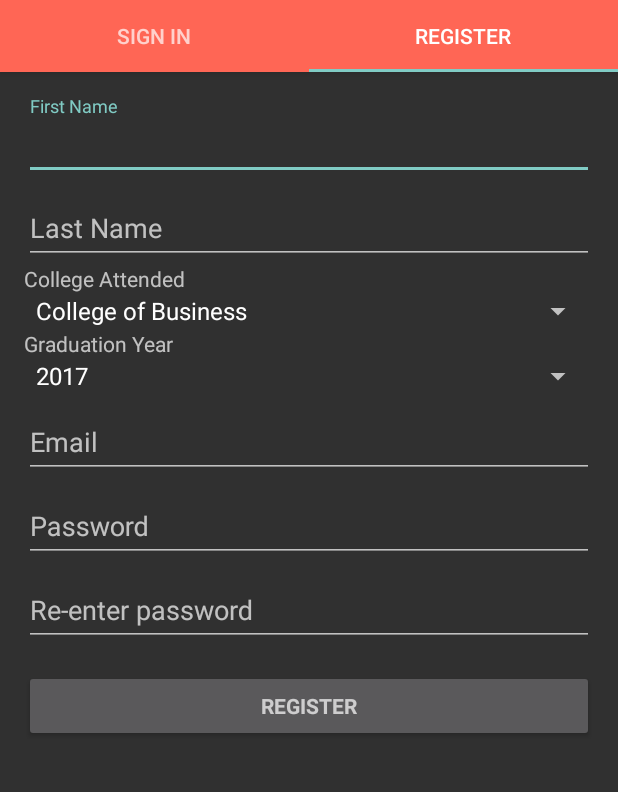
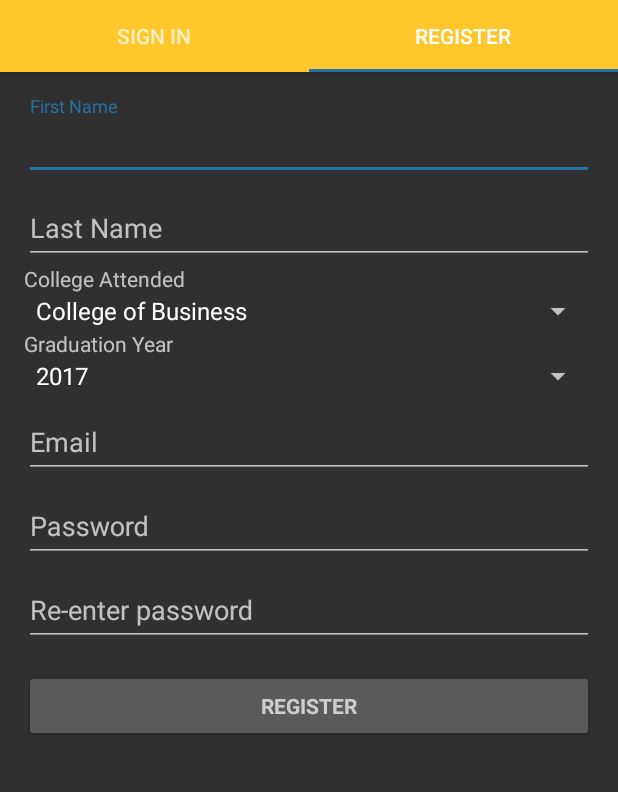
Before and after one commit to BillBarthel/Titan-Alumni-Card-App, an Android app: the screen it shows after launch (LoginActivity), tab 2 chosen, on a phone screen of 412 x 824 dp, the part 135-927 px from its top. Run offline under Robolectric (Android 15) with nearby library versions, the phone set to English and light mode, and no system bars; our stand-ins replace Volley.

```diff
--- a/app/src/main/java/uwosh/titan_alumni_card_app/LoginActivity.java
+++ b/app/src/main/java/uwosh/titan_alumni_card_app/LoginActivity.java
@@ -35,4 +35,10 @@ public class LoginActivity extends AppCompatActivity{
         adapter.addFragment(new RegisterFragment(), "REGISTER");
         viewPager.setAdapter(adapter);
     }
+
+    @Override
+    public void onBackPressed() {
+        //Prevents calling finish() when pressing the Back button
+        moveTaskToBack(true);
+    }
 }
--- a/app/src/main/java/uwosh/titan_alumni_card_app/RegisterFragment.java
+++ b/app/src/main/java/uwosh/titan_alumni_card_app/RegisterFragment.java
@@ -195,6 +195,7 @@ public class RegisterFragment extends Fragment {
                                 Intent i = new Intent(getActivity().getApplicationContext(), AlumniCardBackgroundSelectActivity.class);
                                 i.putExtra("USER_DATA",result[1]);
                                 startActivity(i);
+                                getActivity().finish();
                             }else{
                                 //login failed. prompt to re-enter credentials
                                 mPasswordView.setError(response);
--- a/app/src/main/res/layout/activity_login.xml
+++ b/app/src/main/res/layout/activity_login.xml
@@ -21,7 +21,8 @@
             android:id="@+id/login_tabs"
             android:layout_width="match_parent"
             android:layout_height="wrap_content"
-            android:background="#FF65"/>
+            android:background="@color/UWOYellow"
+            app:tabIndicatorColor="@color/test" />
 
     </android.support.design.widget.AppBarLayout>
 
--- a/app/src/main/res/layout/register_fragment.xml
+++ b/app/src/main/res/layout/register_fragment.xml
@@ -1,6 +1,8 @@
 <?xml version="1.0" encoding="utf-8"?>
 <LinearLayout xmlns:android="http://schemas.android.com/apk/res/android"
-    android:orientation="vertical" android:layout_width="match_parent"
+    xmlns:app="http://schemas.android.com/apk/res-auto"
+    android:orientation="vertical"
+    android:layout_width="match_parent"
     android:layout_height="match_parent">
 
     <ProgressBar
@@ -28,7 +30,8 @@
 
             <android.support.design.widget.TextInputLayout
                 android:layout_width="match_parent"
-                android:layout_height="wrap_content">
+                android:layout_height="wrap_content"
+                app:hintTextAppearance="@style/UserInput">
 
                 <AutoCompleteTextView
                     android:id="@+id/first_name"
@@ -37,13 +40,15 @@
                     android:hint="First Name"
                     android:inputType="text"
                     android:maxLines="1"
+                    android:theme="@style/lineColor"
                     android:imeOptions="actionNext"/>
 
             </android.support.design.widget.TextInputLayout>
 
             <android.support.design.widget.TextInputLayout
                 android:layout_width="match_parent"
-                android:layout_height="wrap_content">
+                android:layout_height="wrap_content"
+                app:hintTextAppearance="@style/UserInput">
 
                 <AutoCompleteTextView
                     android:id="@+id/last_name"
@@ -52,6 +57,7 @@
                     android:hint="Last Name"
                     android:inputType="text"
                     android:maxLines="1"
+                    android:theme="@style/lineColor"
                     android:imeOptions="actionNext"/>
 
             </android.support.design.widget.TextInputLayout>
@@ -82,7 +88,8 @@
 
             <android.support.design.widget.TextInputLayout
                 android:layout_width="match_parent"
-                android:layout_height="wrap_content">
+                android:layout_height="wrap_content"
+                app:hintTextAppearance="@style/UserInput">
 
                 <AutoCompleteTextView
                     android:id="@+id/email"
@@ -91,13 +98,15 @@
                     android:hint="@string/prompt_email"
                     android:inputType="textEmailAddress"
                     android:maxLines="1"
+                    android:theme="@style/lineColor"
                     android:imeOptions="actionNext"/>
 
             </android.support.design.widget.TextInputLayout>
 
             <android.support.design.widget.TextInputLayout
                 android:layout_width="match_parent"
-                android:layout_height="wrap_content">
+                android:layout_height="wrap_content"
+                app:hintTextAppearance="@style/UserInput">
 
                 <EditText
                     android:id="@+id/password"
@@ -108,13 +117,15 @@
                     android:imeActionLabel="@string/action_sign_in_short"
                     android:imeOptions="actionUnspecified"
                     android:inputType="textPassword"
+                    android:theme="@style/lineColor"
                     android:maxLines="1"/>
 
             </android.support.design.widget.TextInputLayout>
 
             <android.support.design.widget.TextInputLayout
                 android:layout_width="match_parent"
-                android:layout_height="wrap_content">
+                android:layout_height="wrap_content"
+                app:hintTextAppearance="@style/UserInput">
 
                 <EditText
                     android:id="@+id/repassword"
@@ -125,6 +136,7 @@
                     android:imeActionLabel="@string/action_sign_in_short"
                     android:imeOptions="actionUnspecified"
                     android:inputType="textPassword"
+                    android:theme="@style/lineColor"
                     android:maxLines="1"/>
 
             </android.support.design.widget.TextInputLayout>
--- a/app/src/main/res/values/colors.xml
+++ b/app/src/main/res/values/colors.xml
@@ -3,4 +3,6 @@
     <color name="colorPrimary">#3F51B5</color>
     <color name="colorPrimaryDark">#303F9F</color>
     <color name="colorAccent">#FF4081</color>
+    <color name="UWOYellow">#ffc72c</color>
+    <color name="test">#2473a2</color>
 </resources>
--- a/app/src/main/res/values/styles.xml
+++ b/app/src/main/res/values/styles.xml
@@ -8,6 +8,15 @@
         <item name="colorAccent">@color/colorAccent</item>
     </style>
 
+    <style name="UserInput">
+        <item name="android:textColor">@color/test</item>
+        <item name="android:textSize">12sp</item>
+    </style>
+
+    <style name="lineColor">
+        <item name="android:colorControlActivated">@color/test</item>
+    </style>
+
     <style name="AppBarOverlay" parent="ThemeOverlay.AppCompat.Dark.ActionBar" />
 
     <style name="PopupOverlay" parent="ThemeOverlay.AppCompat.Light" />
```
Also changed, not shown: app/src/main/java/uwosh/titan_alumni_card_app/AlumniCardBackgroundSelectActivity.java (+7 -0 lines), app/src/main/java/uwosh/titan_alumni_card_app/CustomVolleyRequestQueue.java (added, +107 -0 lines), app/src/main/java/uwosh/titan_alumni_card_app/LoginFragment.java (+4 -3 lines), app/src/main/java/uwosh/titan_alumni_card_app/MainActivity.java (+7 -2 lines), app/src/main/res/layout/sign_in_fragment.xml (+10 -3 lines).
